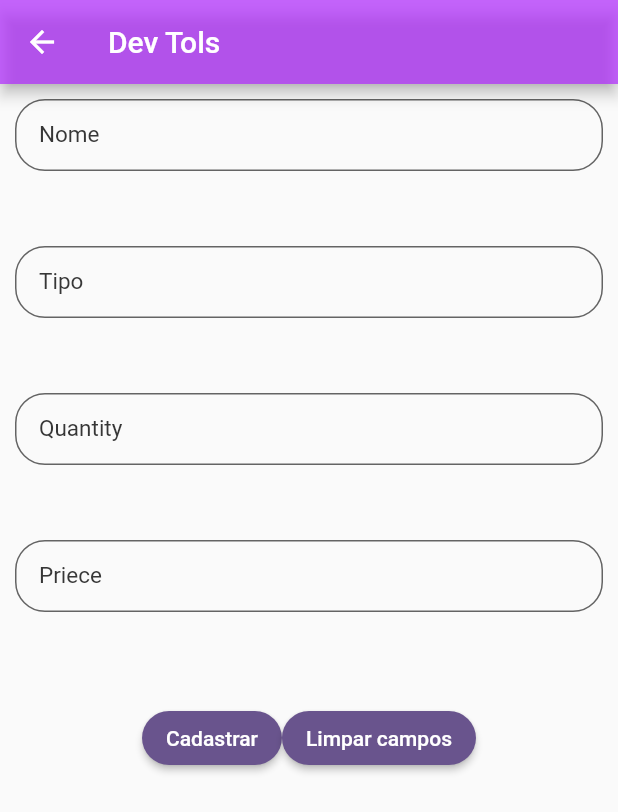
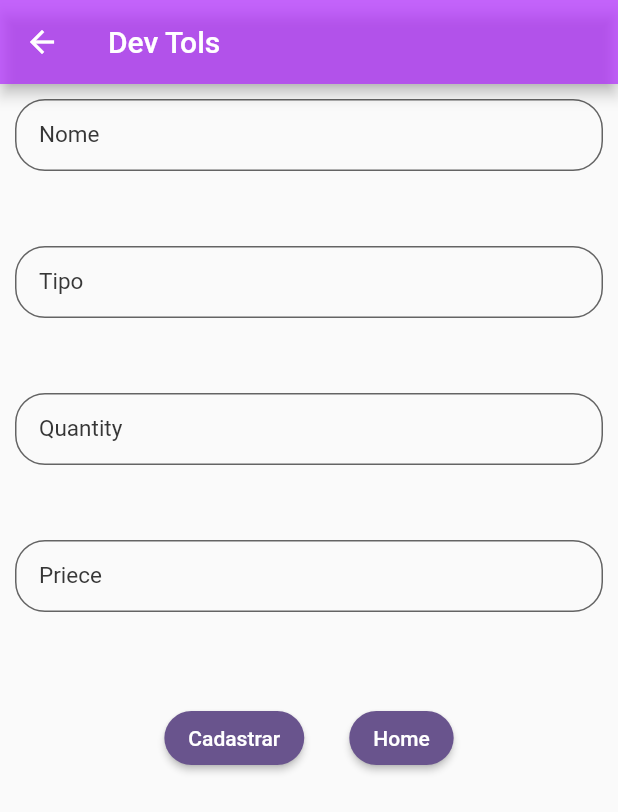
Before and after one commit to GrazieliMart/GGHANDMADE_MOBILE, a Flutter app: the NavBar widget shown alone on an empty page, opened directly, after a tap on "Dev Tools", on a phone screen of 412 x 824 dp. Shown: the top 812 px of the screen. Run offline on Flutter 3.47's test engine with Material 2 defaults, Android fonts, the phone set to English and light mode, and no system bars; network calls fail.

Commit message:
terminado crud

```diff
--- a/grazi_mobile/lib/NavBar.dart
+++ b/grazi_mobile/lib/NavBar.dart
@@ -14,117 +14,116 @@ class _NavBarState extends State<NavBar> {
       child: ListView(
         padding: EdgeInsets.zero,
         children: [
-
           UserAccountsDrawerHeader(
             accountName: Text('Bem-vindo(a), Tania'),
             accountEmail: Text('bassoTania@gmail.com'),
             currentAccountPicture: CircleAvatar(
-              child: ClipOval(child: Image.network("https://th.bing.com/th/id/R.dbd163c9dc9fd68dd2273d31c2cd36f5?rik=MeBtXFOYk4%2bn2A&pid=ImgRaw&r=0",
+                child: ClipOval(
+              child: Image.network(
+                "https://th.bing.com/th/id/R.dbd163c9dc9fd68dd2273d31c2cd36f5?rik=MeBtXFOYk4%2bn2A&pid=ImgRaw&r=0",
                 width: 90,
                 height: 90,
-              fit: BoxFit.cover,)
-              ,)
+                fit: BoxFit.cover,
               ),
+            )),
             decoration: BoxDecoration(
               image: DecorationImage(
-              image: NetworkImage("https://images.unsplash.com/photo-1557682250-33bd709cbe85?ixlib=rb-4.0.3&ixid=M3wxMjA3fDB8MHxzZWFyY2h8M3x8cHVycGxlJTIwZ3JhZGllbnR8ZW58MHx8MHx8fDA%3D&w=1000&q=80"
-              ),
+                image: NetworkImage(
+                    "https://images.unsplash.com/photo-1557682250-33bd709cbe85?ixlib=rb-4.0.3&ixid=M3wxMjA3fDB8MHxzZWFyY2h8M3x8cHVycGxlJTIwZ3JhZGllbnR8ZW58MHx8MHx8fDA%3D&w=1000&q=80"),
                 fit: BoxFit.cover,
               ),
             ),
           ),
           Row(
             mainAxisAlignment: MainAxisAlignment.center,
-            children:[
-              ElevatedButton(onPressed: () {  },
+            children: [
+              ElevatedButton(
+                onPressed: () {},
                 child: Text("Login"),
-               style:
-
-               ButtonStyle(
-
-         shape: MaterialStateProperty.all(
-          RoundedRectangleBorder(
+                style: ButtonStyle(
+                    shape: MaterialStateProperty.all(RoundedRectangleBorder(
                   borderRadius: BorderRadius.circular(20),
+                ))),
+              ),
+              SizedBox(
+                width: 50,
+              ),
+              ElevatedButton(
+                onPressed: () {},
+                child: Text("Cadastre-se"),
+                style: ButtonStyle(
+                  shape: MaterialStateProperty.all(RoundedRectangleBorder(
+                    borderRadius: BorderRadius.circular(20),
+                  )),
+                ),
               )
-         )
-
-
-         ),
-              ),
-            SizedBox(width: 50,),
-              ElevatedButton(onPressed: (){
-
-              }, child: Text("Cadastre-se"),
-              style: ButtonStyle(
-          shape:
-
-          MaterialStateProperty.all(
-            RoundedRectangleBorder(
-              borderRadius: BorderRadius.circular(20),
-
-            )
-          ),
-
-         ),)
-
             ],
           ),
-
-Column(children: [
+          Column(
+            children: [
               Divider(
                 thickness: 2,
               ),
-  Row(children:[
-
-    Icon( Icons.abc),
-  Text("Notificações"),],),
-
-  Row(children:[
-
-    Icon( Icons.abc),
-  Text("Notificações"),],),
-    Row(children:[
-
-    Icon( Icons.abc),
-  Text("Notificações"),],),
+              Row(
+                children: [
+                  SizedBox(
+                    width: 30,
+                  ),
+                  Icon(Icons.notifications),
+                  SizedBox(
+                    width: 10,
+                  ),
+                  Text("Notificações"),
+                ],
+              ),
+              Row(
+                children: [
+                  SizedBox(
+                    width: 30,
+                  ),
+                  Icon(Icons.email),
+                  SizedBox(
+                    width: 10,
+                  ),
+                  Text("E-mail"),
+                ],
+              ),
+              Row(
+                children: [
+                  SizedBox(
+                    width: 30,
+                  ),
+                  Icon(Icons.headphones),
+                  SizedBox(
+                    width: 10,
+                  ),
+                  Text("Music"),
+                ],
+              ),
+            ],
+          ),
           Divider(
             thickness: 2,
           ),
-],),
-
-
-
-          Divider(
-            thickness: 2,
+          Row(
+            children: [
+              SizedBox(
+                width: 100,
               ),
-          Row(children:[
-          SizedBox(width: 100,),
-         ElevatedButton(onPressed: (){
+              ElevatedButton(
+                onPressed: () {
                   Navigator.pushNamed(context, '/cadastro');
-         }, child: Text("Dev Tools"),
-
-         style:
-
-
-      ButtonStyle(
-
-          shape: MaterialStateProperty.all(
-            RoundedRectangleBorder(
-              borderRadius: BorderRadius.circular(50)
-            )
-          ),
-
+                },
+                child: Text("Dev Tools"),
+                style: ButtonStyle(
+                  shape: MaterialStateProperty.all(RoundedRectangleBorder(
+                      borderRadius: BorderRadius.circular(50))),
                 ),
               ),
             ],
           ),
-
         ],
-
       ),
-
-
-
     );
   }
 }
--- a/grazi_mobile/lib/cadastro.dart
+++ b/grazi_mobile/lib/cadastro.dart
@@ -177,9 +177,9 @@ class _CadastroState extends State<Cadastro> {
                         return 'Priece cant be null';
                       } else
                       {
-                        if (int.parse(campoPreco.text)<5)
+                        if (int.parse(campoPreco.text)<3)
                         {
-                        return 'Priece need have more than 5 caracthers';
+                        return 'Priece need have more than 3 caracthers';
                         }
                       }
 
@@ -225,8 +225,21 @@ class _CadastroState extends State<Cadastro> {
 
                     ),
 
-                    SizedBox(height: 30,),
-                  ElevatedButton(
+                    SizedBox(width: 30,),
+                      ElevatedButton(
+            onPressed: () {
+              Navigator.pushNamed(context, '/');
+            },
+            child: Text("Home"),
+             style: ButtonStyle(
+          shape: MaterialStateProperty.all(
+            RoundedRectangleBorder(
+              borderRadius: BorderRadius.circular(50)
+            )
+          )
+         ),
+          ),
+                 /* ElevatedButton(
                       onPressed: () {
                         limparCampos();
                         _formKey.currentState!.reset();
@@ -239,7 +252,7 @@ class _CadastroState extends State<Cadastro> {
               borderRadius: BorderRadius.circular(50)
             )
           )
-         ),),
+         ),),*/
                 ],
               ),
               SizedBox(height: 30),
```
Also changed, not shown: grazi_mobile/lib/altera.dart (+45 -43 lines), grazi_mobile/lib/home.dart (+4 -4 lines), 3 other files. Lines whose indentation alone changed are shown as unchanged.
